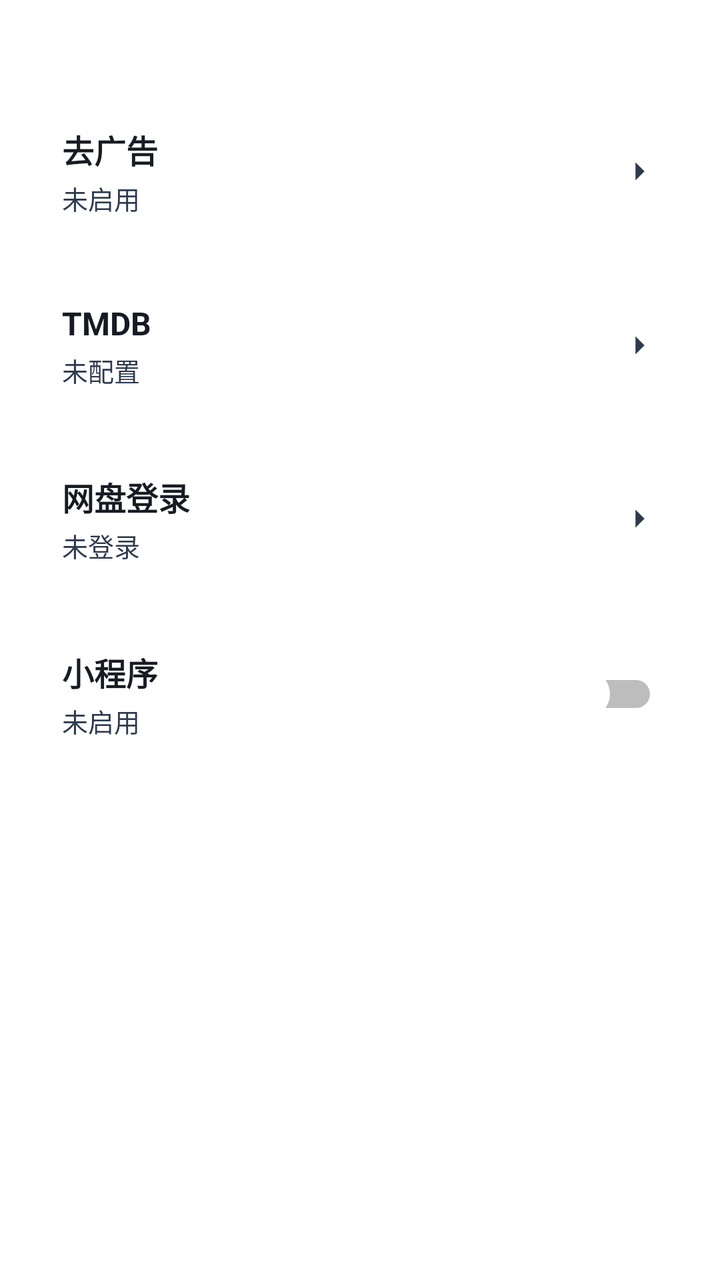
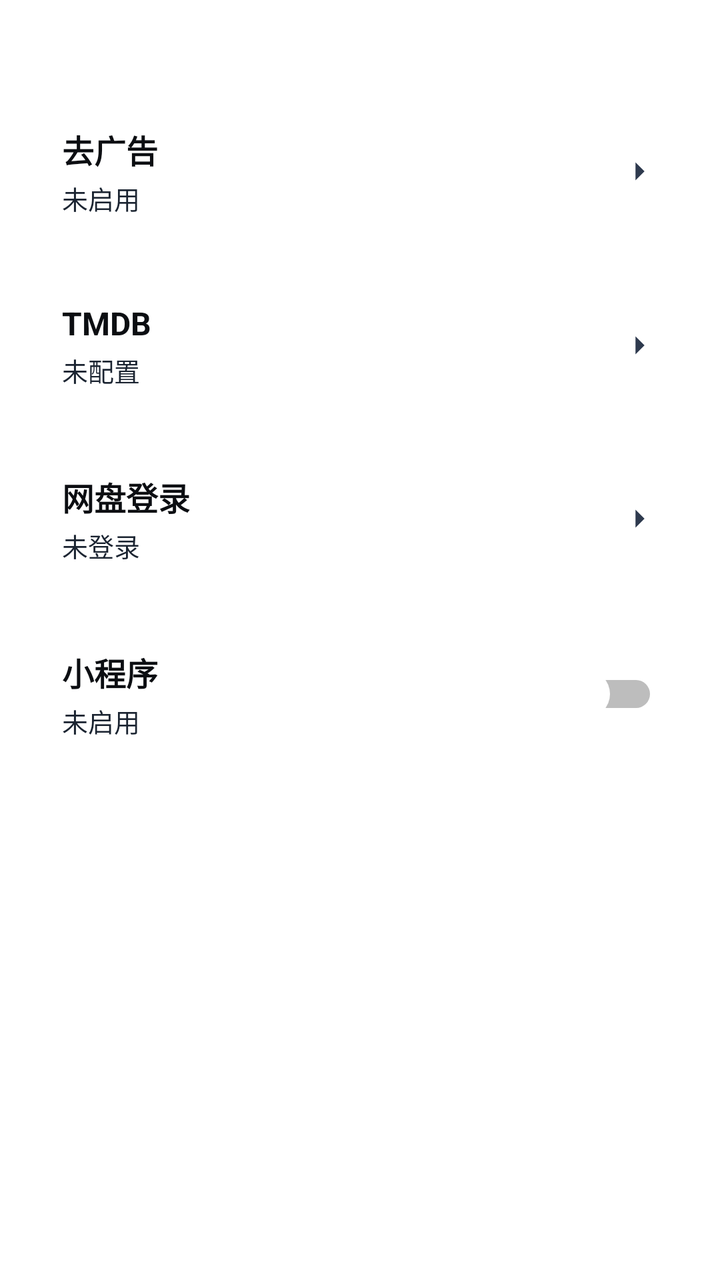

Compare the two renders of this Android layout. The source of the first and the diff that turns it into the second are given below.
<!-- AndroidManifest.xml: another module's application theme Theme.App -->
<!-- res/layout/activity_features.xml -->
<?xml version="1.0" encoding="utf-8"?>
<LinearLayout xmlns:android="http://schemas.android.com/apk/res/android"
    android:layout_width="match_parent"
    android:layout_height="match_parent"
    android:fitsSystemWindows="true"
    android:orientation="vertical">

    <LinearLayout
        android:layout_width="match_parent"
        android:layout_height="match_parent"
        android:orientation="vertical"
        android:paddingLeft="16dp"
        android:paddingRight="16dp"
        android:paddingTop="48dp">

                <LinearLayout
            android:id="@+id/card_adblock"
            android:layout_width="match_parent"
            android:layout_height="wrap_content"
            android:layout_marginBottom="12dp"
            android:background="@drawable/xc_setcard_v2"
            android:clickable="true"
            android:focusable="true"
            android:foreground="?attr/selectableItemBackground"
            android:gravity="center_vertical"
            android:minHeight="64dp"
            android:orientation="horizontal"
            android:padding="15dp">
            <LinearLayout
                android:layout_width="0dp"
                android:layout_height="wrap_content"
                android:layout_weight="1"
                android:orientation="vertical">
                <TextView
                    android:layout_width="wrap_content"
                    android:layout_height="wrap_content"
                    android:text="去广告"
                    android:textColor="#171B23"
                    android:textSize="16sp"
                    android:textStyle="bold" />
                <TextView
                    android:id="@+id/tv_adblock_sub"
                    android:layout_width="wrap_content"
                    android:layout_height="wrap_content"
                    android:layout_marginTop="3dp"
                    android:text="未启用"
                    android:textColor="#2E3A4E"
                    android:textSize="13sp"
                    android:singleLine="true"
                    android:ellipsize="end" />
            </LinearLayout>
            <ImageView
                android:layout_width="18dp"
                android:layout_height="18dp"
                android:src="@drawable/ic_chev_v2" />
        </LinearLayout>

        <LinearLayout
            android:id="@+id/card_tmdb"
            android:layout_width="match_parent"
            android:layout_height="wrap_content"
            android:layout_marginBottom="12dp"
            android:background="@drawable/xc_setcard_v2"
            android:clickable="true"
            android:focusable="true"
            android:foreground="?attr/selectableItemBackground"
            android:gravity="center_vertical"
            android:minHeight="64dp"
            android:orientation="horizontal"
            android:padding="15dp">
            <LinearLayout
                android:layout_width="0dp"
                android:layout_height="wrap_content"
                android:layout_weight="1"
                android:orientation="vertical">
                <TextView
                    android:layout_width="wrap_content"
                    android:layout_height="wrap_content"
                    android:text="TMDB"
                    android:textColor="#171B23"
                    android:textSize="16sp"
                    android:textStyle="bold" />
                <TextView
                    android:id="@+id/tv_tmdb_sub"
                    android:layout_width="wrap_content"
                    android:layout_height="wrap_content"
                    android:layout_marginTop="3dp"
                    android:text="未配置"
                    android:textColor="#2E3A4E"
                    android:textSize="13sp"
                    android:singleLine="true"
                    android:ellipsize="end" />
            </LinearLayout>
            <ImageView
                android:layout_width="18dp"
                android:layout_height="18dp"
                android:src="@drawable/ic_chev_v2" />
        </LinearLayout>


        <LinearLayout
            android:id="@+id/card_panlogin"
            android:layout_width="match_parent"
            android:layout_height="wrap_content"
            android:layout_marginBottom="12dp"
            android:background="@drawable/xc_setcard_v2"
            android:clickable="true"
            android:focusable="true"
            android:foreground="?attr/selectableItemBackground"
            android:gravity="center_vertical"
            android:minHeight="64dp"
            android:orientation="horizontal"
            android:padding="15dp">
            <LinearLayout
                android:layout_width="0dp"
                android:layout_height="wrap_content"
                android:layout_weight="1"
                android:orientation="vertical">
                <TextView
                    android:layout_width="wrap_content"
                    android:layout_height="wrap_content"
                    android:text="网盘登录"
                    android:textColor="#171B23"
                    android:textSize="16sp"
                    android:textStyle="bold" />
                <TextView
                    android:id="@+id/tv_panlogin_sub"
                    android:layout_width="wrap_content"
                    android:layout_height="wrap_content"
                    android:layout_marginTop="3dp"
                    android:text="未登录"
                    android:textColor="#2E3A4E"
                    android:textSize="13sp"
                    android:singleLine="true"
                    android:ellipsize="end" />
            </LinearLayout>
            <ImageView
                android:layout_width="18dp"
                android:layout_height="18dp"
                android:src="@drawable/ic_chev_v2" />
        </LinearLayout>


        <LinearLayout
            android:id="@+id/card_miniapp"
            android:layout_width="match_parent"
            android:layout_height="wrap_content"
            android:layout_marginBottom="12dp"
            android:background="@drawable/xc_setcard_v2"
            android:clickable="true"
            android:focusable="true"
            android:foreground="?attr/selectableItemBackground"
            android:gravity="center_vertical"
            android:minHeight="64dp"
            android:orientation="horizontal"
            android:padding="15dp">
            <LinearLayout
                android:layout_width="0dp"
                android:layout_height="wrap_content"
                android:layout_weight="1"
                android:orientation="vertical">
                <TextView
                    android:layout_width="wrap_content"
                    android:layout_height="wrap_content"
                    android:text="小程序"
                    android:textColor="#171B23"
                    android:textSize="16sp"
                    android:textStyle="bold" />
                <TextView
                    android:id="@+id/tv_miniapp_sub"
                    android:layout_width="wrap_content"
                    android:layout_height="wrap_content"
                    android:layout_marginTop="3dp"
                    android:text="未启用"
                    android:textColor="#2E3A4E"
                    android:textSize="13sp"
                    android:singleLine="true"
                    android:ellipsize="end" />
            </LinearLayout>
            <Switch
                android:id="@+id/sw_miniapp"
                android:layout_width="wrap_content"
                android:layout_height="wrap_content"
                android:thumb="@drawable/xc_switch_thumb" />
        </LinearLayout>

    </LinearLayout>
</LinearLayout>
<!-- resources referenced by this layout -->
<resources>
  <!-- drawable ic_chev_v2 (drawable) -->
  <?xml version="1.0" encoding="utf-8"?>
  <vector xmlns:android="http://schemas.android.com/apk/res/android"
      android:width="18dp"
      android:height="18dp"
      android:viewportWidth="24"
      android:viewportHeight="24">
      <path
          android:fillColor="#2E3A4E"
          android:pathData="M9,6l6,6l-6,6" />
  </vector>
  <!-- drawable xc_setcard_v2 (drawable) -->
  <?xml version="1.0" encoding="utf-8"?>
  <shape xmlns:android="http://schemas.android.com/apk/res/android" android:shape="rectangle">
      <corners android:radius="10dp" />
      <solid android:color="#57FFFFFF" />
      <stroke android:width="1dp" android:color="#61FFFFFF" />
  </shape>
  <!-- drawable xc_switch_thumb (drawable) -->
  <?xml version="1.0" encoding="utf-8"?>
  <selector xmlns:android="http://schemas.android.com/apk/res/android">
      <item android:state_checked="true">
          <shape android:shape="oval">
              <solid android:color="#f0a400" />
              <size android:width="24dp" android:height="24dp" />
          </shape>
      </item>
      <item>
          <shape android:shape="oval">
              <solid android:color="#FFFFFF" />
              <size android:width="24dp" android:height="24dp" />
          </shape>
      </item>
  </selector>
  <style name="Theme.App" parent="Theme.XingChen">
          <item name="android:windowDisablePreview">true</item>
          <item name="android:windowSplashScreenBackground">#000000</item>
          <item name="android:windowBackground">#000000</item>
      </style>
  <style name="Theme.XingChen" parent="Theme.Material3.DayNight.NoActionBar">
          <item name="android:windowBackground">@android:color/transparent</item>
                <item name="android:colorBackground">@android:color/transparent</item>
          <item name="colorPrimary">#f0a400</item>
          <item name="colorPrimaryVariant">#c07f00</item>
          <item name="colorOnPrimary">@android:color/white</item>
      </style>
</resources>

<!-- the commit's change to res/layout/activity_features.xml (unified diff, before → after) -->
@@ -35,7 +35,7 @@
                     android:layout_width="wrap_content"
                     android:layout_height="wrap_content"
                     android:text="去广告"
-                    android:textColor="#171B23"
+                    android:textColor="#0C0E12"
                     android:textSize="16sp"
                     android:textStyle="bold" />
                 <TextView
@@ -44,7 +44,7 @@
                     android:layout_height="wrap_content"
                     android:layout_marginTop="3dp"
                     android:text="未启用"
-                    android:textColor="#2E3A4E"
+                    android:textColor="#1B2431"
                     android:textSize="13sp"
                     android:singleLine="true"
                     android:ellipsize="end" />
@@ -77,7 +77,7 @@
                     android:layout_width="wrap_content"
                     android:layout_height="wrap_content"
                     android:text="TMDB"
-                    android:textColor="#171B23"
+                    android:textColor="#0C0E12"
                     android:textSize="16sp"
                     android:textStyle="bold" />
                 <TextView
@@ -86,7 +86,7 @@
                     android:layout_height="wrap_content"
                     android:layout_marginTop="3dp"
                     android:text="未配置"
-                    android:textColor="#2E3A4E"
+                    android:textColor="#1B2431"
                     android:textSize="13sp"
                     android:singleLine="true"
                     android:ellipsize="end" />
@@ -120,7 +120,7 @@
                     android:layout_width="wrap_content"
                     android:layout_height="wrap_content"
                     android:text="网盘登录"
-                    android:textColor="#171B23"
+                    android:textColor="#0C0E12"
                     android:textSize="16sp"
                     android:textStyle="bold" />
                 <TextView
@@ -129,7 +129,7 @@
                     android:layout_height="wrap_content"
                     android:layout_marginTop="3dp"
                     android:text="未登录"
-                    android:textColor="#2E3A4E"
+                    android:textColor="#1B2431"
                     android:textSize="13sp"
                     android:singleLine="true"
                     android:ellipsize="end" />
@@ -163,7 +163,7 @@
                     android:layout_width="wrap_content"
                     android:layout_height="wrap_content"
                     android:text="小程序"
-                    android:textColor="#171B23"
+                    android:textColor="#0C0E12"
                     android:textSize="16sp"
                     android:textStyle="bold" />
                 <TextView
@@ -172,7 +172,7 @@
                     android:layout_height="wrap_content"
                     android:layout_marginTop="3dp"
                     android:text="未启用"
-                    android:textColor="#2E3A4E"
+                    android:textColor="#1B2431"
                     android:textSize="13sp"
                     android:singleLine="true"
                     android:ellipsize="end" />
